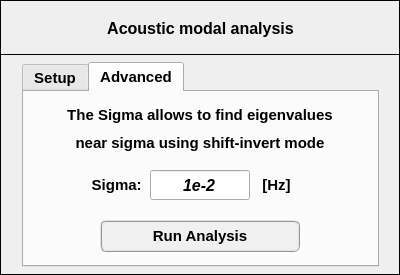
The window that data/user_input/ui/analysis_/acoustic_/modal_analysis_input.ui (open-pulse/OpenPulse) describes before a commit, drawn with Qt 5.
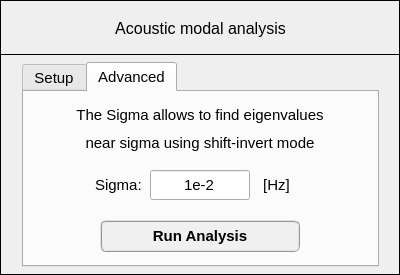
The same window after the commit. The open tabs and pages were chosen to show the change. Icons and pictures are not drawn.

```diff
--- a/data/user_input/ui/analysis_/acoustic_/modal_analysis_input.ui
+++ b/data/user_input/ui/analysis_/acoustic_/modal_analysis_input.ui
@@ -80,9 +80,9 @@
      <font>
       <family>MS Shell Dlg 2</family>
       <pointsize>11</pointsize>
-      <weight>75</weight>
+      <weight>50</weight>
       <italic>false</italic>
-      <bold>true</bold>
+      <bold>false</bold>
      </font>
     </property>
     <property name="currentIndex">
@@ -314,8 +314,8 @@
        <font>
         <family>MS Shell Dlg 2</family>
         <pointsize>11</pointsize>
-        <weight>75</weight>
-        <bold>true</bold>
+        <weight>50</weight>
+        <bold>false</bold>
        </font>
       </property>
       <property name="text">
@@ -350,8 +350,8 @@
        <font>
         <family>MS Shell Dlg 2</family>
         <pointsize>11</pointsize>
-        <weight>75</weight>
-        <bold>true</bold>
+        <weight>50</weight>
+        <bold>false</bold>
        </font>
       </property>
       <property name="text">
@@ -384,11 +384,11 @@
       </property>
       <property name="font">
        <font>
-        <family>Arial</family>
-        <pointsize>12</pointsize>
-        <weight>75</weight>
-        <italic>true</italic>
-        <bold>true</bold>
+        <family>MS Shell Dlg 2</family>
+        <pointsize>11</pointsize>
+        <weight>50</weight>
+        <italic>false</italic>
+        <bold>false</bold>
        </font>
       </property>
       <property name="toolTip">
@@ -465,9 +465,9 @@
        <font>
         <family>MS Shell Dlg 2</family>
         <pointsize>11</pointsize>
-        <weight>75</weight>
+        <weight>50</weight>
         <italic>false</italic>
-        <bold>true</bold>
+        <bold>false</bold>
        </font>
       </property>
       <property name="text">
@@ -505,9 +505,9 @@
        <font>
         <family>MS Shell Dlg 2</family>
         <pointsize>11</pointsize>
-        <weight>75</weight>
+        <weight>50</weight>
         <italic>false</italic>
-        <bold>true</bold>
+        <bold>false</bold>
        </font>
       </property>
       <property name="text">
@@ -562,9 +562,9 @@
      <font>
       <family>MS Shell Dlg 2</family>
       <pointsize>12</pointsize>
-      <weight>75</weight>
+      <weight>50</weight>
       <italic>false</italic>
-      <bold>true</bold>
+      <bold>false</bold>
      </font>
     </property>
     <property name="text">
```
Left out of the diff: 16 changed lines with no effect on the pictures.
